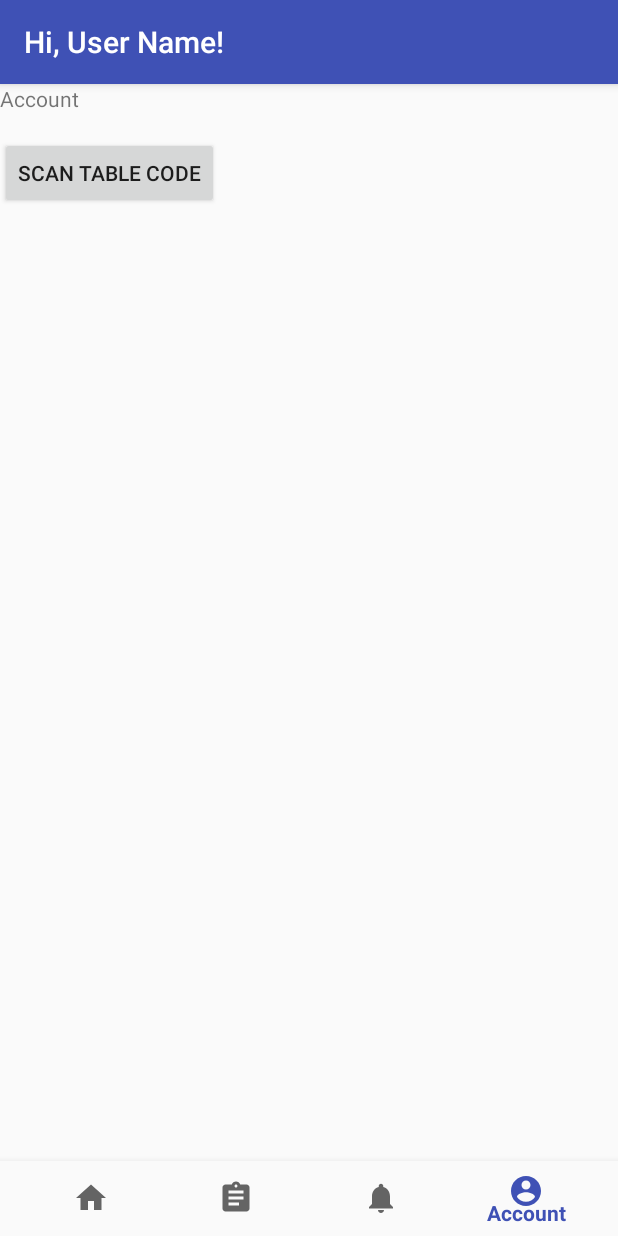
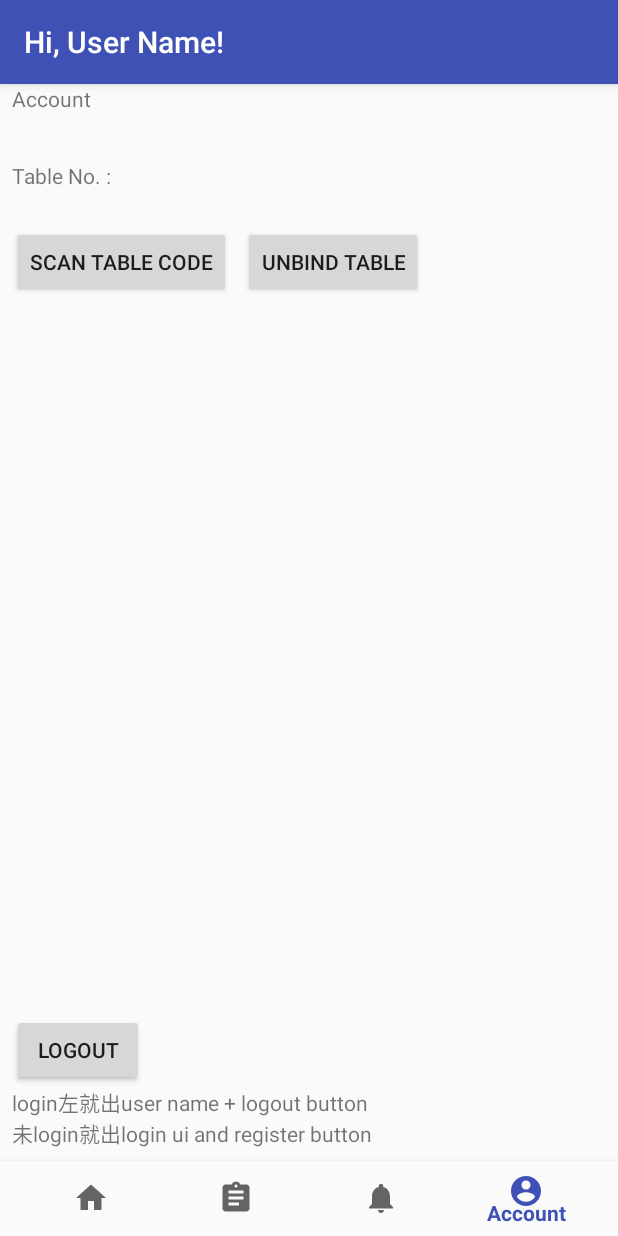
Before and after one commit to lee02177/POSMS, an Android app: the screen it shows after launch (MainActivity), item 4 of the bottom bar chosen, on a phone screen of 412 x 824 dp. Run offline under Robolectric (Android 15) with nearby library versions, the phone set to English and light mode, and no system bars.

Commit message:
Insertion of Login Page and Amend Account Page

```diff
--- a/app/src/main/res/layout/fragment_account.xml
+++ b/app/src/main/res/layout/fragment_account.xml
@@ -10,14 +10,65 @@
         android:id="@+id/textView"
         android:layout_width="wrap_content"
         android:layout_height="wrap_content"
-        android:text="@string/title_account" />
+        android:layout_marginStart="8dp"
+        android:text="@string/title_account"
+        app:layout_constraintStart_toStartOf="parent"
+        app:layout_constraintTop_toTopOf="parent" />
 
     <Button
         android:id="@+id/btnScanQr"
         android:layout_width="wrap_content"
         android:layout_height="wrap_content"
-        android:layout_marginTop="16dp"
+        android:layout_marginStart="8dp"
+        android:layout_marginTop="24dp"
         android:text="@string/scan_table_code"
         app:layout_constraintStart_toStartOf="parent"
+        app:layout_constraintTop_toBottomOf="@+id/titleTableNo" />
+
+    <TextView
+        android:id="@+id/tvComment"
+        android:layout_width="wrap_content"
+        android:layout_height="wrap_content"
+        android:layout_marginBottom="8dp"
+        android:layout_marginStart="8dp"
+        android:text="login左就出user name + logout button \n未login就出login ui and register button"
+        app:layout_constraintBottom_toBottomOf="parent"
+        app:layout_constraintStart_toStartOf="parent" />
+
+    <TextView
+        android:id="@+id/titleTableNo"
+        android:layout_width="wrap_content"
+        android:layout_height="wrap_content"
+        android:layout_marginStart="8dp"
+        android:layout_marginTop="32dp"
+        android:text="@string/account_table_no"
+        app:layout_constraintStart_toStartOf="parent"
         app:layout_constraintTop_toBottomOf="@+id/textView" />
+
+    <TextView
+        android:id="@+id/tvReceivedTableNo"
+        android:layout_width="4dp"
+        android:layout_height="wrap_content"
+        android:layout_marginStart="8dp"
+        app:layout_constraintStart_toEndOf="@+id/titleTableNo"
+        app:layout_constraintTop_toTopOf="@+id/titleTableNo" />
+
+    <Button
+        android:id="@+id/btnUnbindTable"
+        android:layout_width="wrap_content"
+        android:layout_height="wrap_content"
+        android:layout_marginStart="8dp"
+        android:text="@string/account_unbind_table"
+        app:layout_constraintStart_toEndOf="@+id/btnScanQr"
+        app:layout_constraintTop_toTopOf="@+id/btnScanQr" />
+
+    <Button
+        android:id="@+id/btnLogout"
+        android:layout_width="wrap_content"
+        android:layout_height="wrap_content"
+        android:layout_marginBottom="50dp"
+        android:layout_marginStart="8dp"
+        android:text="@string/account_logout"
+        app:layout_constraintBottom_toBottomOf="parent"
+        app:layout_constraintStart_toStartOf="parent" />
 </android.support.constraint.ConstraintLayout>
--- a/app/src/main/res/values/strings.xml
+++ b/app/src/main/res/values/strings.xml
@@ -7,4 +7,9 @@
     <string name="title_order">Order</string>
     <string name="title_notifications" translatable="false">Notifications</string>
     <string name="scan_table_code">Scan Table Code</string>
+    <string name="account_table_no">Table No. :</string>
+    <string name="account_unbind_table">Unbind Table</string>
+    <string name="account_logout">Logout</string>
+    <string name="title_login">Login</string>
+    <string name="login_login_name">Login Name</string>
 </resources>
```
Also changed, not shown: app/src/main/AndroidManifest.xml (+10 -0 lines), app/src/main/java/johnleung/posms/Login.java (added, +27 -0 lines), app/src/main/java/johnleung/posms/fragment/AccountFragment.java (+11 -6 lines), app/src/main/java/johnleung/posms/fragment/LoginFragment.java (added, +56 -0 lines), app/src/main/res/layout/fragment_account_login.xml (added, +68 -0 lines), 2 other files.
